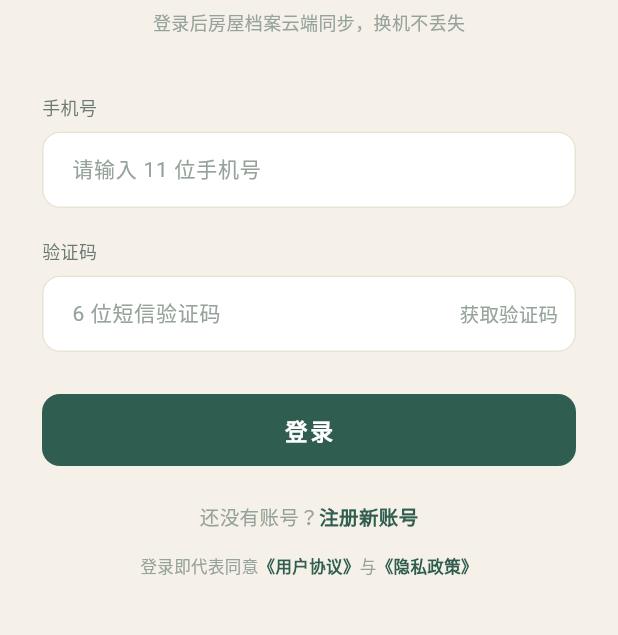
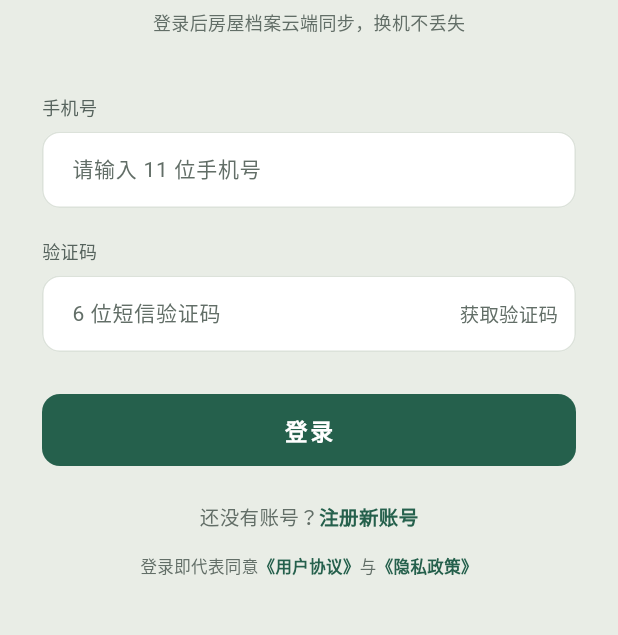
Before and after one commit to LinJiangjin/fengshui-frontend, a Flutter app: the screen it shows after launch, on a phone screen of 412 x 824 dp, the part 263-898 px from its top. Run offline on Flutter 3.47's test engine with Material 3 defaults, Android fonts, the phone set to English and light mode, and no system bars; our stand-ins replace flutter_compass, share_plus, shared_preferences; accounts and stored records are empty; network calls fail.

Commit message:
样式优化

```diff
--- a/lib/pages/compass_page.dart
+++ b/lib/pages/compass_page.dart
@@ -184,7 +184,7 @@ class _CompassPageState extends State<CompassPage> {
                         gradient: LinearGradient(
                           begin: Alignment.topCenter,
                           end: Alignment.bottomCenter,
-                          colors: [Color(0x00F5F1E8), AppColors.bg],
+                          colors: [Color(0x00E9EDE6), AppColors.bg],
                         ),
                       ),
                     ),
--- a/lib/pages/layout_page.dart
+++ b/lib/pages/layout_page.dart
@@ -142,7 +142,7 @@ class LayoutPage extends StatelessWidget {
   }
 
   // ------------------------------------------------------- 户型平面图
-  static const _wallColor = Color(0xFF7D6E58);
+  static const _wallColor = Color(0xFF5A6760);
 
   Widget _planCard(
     List<Palace?>? cells,
@@ -176,7 +176,7 @@ class LayoutPage extends StatelessWidget {
               borderRadius: BorderRadius.circular(14),
               child: Container(
                 decoration: BoxDecoration(
-                  color: const Color(0xFFF9F6F0),
+                  color: const Color(0xFFF2F5F0),
                   border: Border.all(color: _wallColor, width: 3),
                 ),
                 child: Stack(
@@ -307,7 +307,7 @@ class LayoutPage extends StatelessWidget {
     final palace = cells?[pos];
 
     final bg = palace == null
-        ? const Color(0xFFF9F6F0)
+        ? const Color(0xFFF2F5F0)
         : AppColors.palaceBg(palace.level).withAlpha(80);
 
     return Container(
--- a/lib/theme/app_colors.dart
+++ b/lib/theme/app_colors.dart
@@ -1,100 +1,110 @@
 import 'package:flutter/material.dart';
 
-/// 设计稿色板（自 Ardot 设计稿逐点提取，勿手改色值）
+/// 设计色板。
+///
+/// 来源：Ardot 设计稿 + 2026-10-18 一次色板提质。改色时的硬约束：
+/// - 正文 ≥ 5:1、次要文字 ≥ 4.5:1（相对 [bg] 与 [card] 中更低的那个）；
+/// - 卡片描边 ≈ 1.3:1（相对白卡），低于 1.2 就「看不见边界」；
+/// - 主色按钮上的白字 ≥ 4.5:1。
+/// 改完记得同步同色硬编码：`compass_page` 的渐变零透明色、`layout_page` 的墙色/纸色、
+/// `widgets/scheme_space_view` 的纸色。
 class AppColors {
   const AppColors._();
 
-  // 基础背景 / 文字
-  static const bg = Color(0xFFF5F1E8); // 宣纸底
+  // ---- 基础背景 / 文字 ----
+  // 底色从「土黄宣纸」改成中性微冷的纸色：黄底会把所有浅色卡片带旧、
+  // 也会让黄铜与朱砂两暖色互相糊住。
+  static const bg = Color(0xFFE9EDE6); // 纸底（微冷中性）
   static const card = Color(0xFFFFFFFF);
-  static const ink = Color(0xFF1E2A25); // 墨
-  static const inkSoft = Color(0xFF3C4A43);
-  static const body = Color(0xFF6B7A73);
-  static const muted = Color(0xFF96A39B);
+  static const ink = Color(0xFF16211C); // 墨（14.8:1）
+  static const inkSoft = Color(0xFF31403A);
+  static const body = Color(0xFF56635D); // 正文 5.2:1
+  static const muted = Color(0xFF626E67); // 次要 4.6:1（原 2.3:1，偏灰看不清）
 
-  // 主色 松墨绿
-  static const primary = Color(0xFF2F5D50);
-  static const primaryDeep = Color(0xFF1C3D38);
-  static const primarySoft = Color(0xFFEAF2EC);
-  static const primarySoftBg = Color(0xFFF2F7F3);
-  static const primarySoftBorder = Color(0xFFD9E6DC);
-  static const accent = Color(0xFF8FCBAE);
+  // ---- 主色 松墨绿 ----
+  static const primary = Color(0xFF25604C);
+  static const primaryDeep = Color(0xFF163E34);
+  static const primarySoft = Color(0xFFE4EFE8);
+  static const primarySoftBg = Color(0xFFEFF5F1);
+  static const primarySoftBorder = Color(0xFFCBE0D4);
+  static const accent = Color(0xFF6CBFA0);
 
-  // 黄铜 / 土
-  static const gold = Color(0xFFBE9351);
-  static const goldDeep = Color(0xFF8A6A2E);
-  static const goldSoftBg = Color(0xFFFBF6EA);
+  // ---- 黄铜 / 土 ----
+  static const gold = Color(0xFFB58A45);
+  static const goldDeep = Color(0xFF7C5E28);
+  static const goldSoftBg = Color(0xFFFAF4E8);
 
-  // 朱砂 / 煞
-  static const danger = Color(0xFFC1553C);
-  static const dangerDeep = Color(0xFFB23F26);
-  static const dangerSoftBg = Color(0xFFFBEDE8);
-  static const dangerStrongBg = Color(0xFFF7E2DA);
-  static const dangerBorder = Color(0xFFEBBFB0);
+  // ---- 朱砂 / 煞 ----
+  static const danger = Color(0xFFB5452C);
+  static const dangerDeep = Color(0xFF95321D);
+  static const dangerSoftBg = Color(0xFFFAEBE5);
+  static const dangerStrongBg = Color(0xFFF5DAD2);
+  static const dangerBorder = Color(0xFFE6B4A5);
 
-  // 线框 / 填充
-  static const cardBorder = Color(0xFFE9E3D6);
-  static const divider = Color(0xFFEDE5D4);
-  static const iconBg = Color(0xFFFBF7EE);
-  static const iconBorder = Color(0xFFEDE5D4);
-  static const tipBg = Color(0xFFFBF5E9);
-  static const tipBorder = Color(0xFFF1E7D2);
-  static const btnSecondary = Color(0xFFF2EDE2);
-  static const track = Color(0xFFEDE7DA);
+  // ---- 线框 / 填充 ----
+  // 边框抬到 1.3:1 左右，细线不再「看不见」，卡片边界清楚
+  static const cardBorder = Color(0xFFDCE2DA);
+  static const divider = Color(0xFFE3E8E1);
+  static const iconBg = Color(0xFFF3F6F1);
+  static const iconBorder = Color(0xFFE2E8DF);
+  static const tipBg = Color(0xFFFAF6EC); // 提示卡保留暖调，作为暖/冷对比
+  static const tipBorder = Color(0xFFF1E9D6);
+  static const btnSecondary = Color(0xFFEAEEE6);
+  static const track = Color(0xFFE4E9E1);
 
-  // 五行
-  static const wood = Color(0xFF3F7A5E);
-  static const fire = Color(0xFFC1553C);
-  static const earth = Color(0xFFBE9351);
-  static const metal = Color(0xFF8C8F94);
-  static const water = Color(0xFF3D6E8C);
+  // ---- 五行 ----
+  static const wood = Color(0xFF2F7A5E);
+  static const fire = Color(0xFFB5452C);
+  static const earth = Color(0xFFB58A45);
+  static const metal = Color(0xFF75828A);
+  static const water = Color(0xFF356E8E);
 
-  // 五行浅底 / 深字（用神 chip 用，取自设计稿）
-  static const woodSoftBg = AppColors.primarySoft; // #EAF2EC
-  static const fireSoftBg = Color(0xFFFAEDE8);
-  static const earthSoftBg = AppColors.goldSoftBg; // #FBF6EA
-  static const metalSoftBg = Color(0xFFF1F1F2);
-  static const waterSoftBg = Color(0xFFEBF0F4);
-  static const woodDeep = AppColors.primary; // #2F5D50
-  static const fireDeep = Color(0xFFA8492F);
-  static const earthDeep = AppColors.goldDeep; // #8A6A2E
-  static const metalDeep = Color(0xFF5D6A72);
-  static const waterDeep = AppColors.water; // #3D6E8C
+  // 五行浅底 / 深字（用神 chip 用）
+  static const woodSoftBg = AppColors.primarySoft; // #E4EFE8
+  static const fireSoftBg = Color(0xFFFAEDE7);
+  static const earthSoftBg = AppColors.goldSoftBg; // #FAF4E8
+  static const metalSoftBg = Color(0xFFEEF0F2);
+  static const waterSoftBg = Color(0xFFE9EFF4);
+  static const woodDeep = AppColors.primary; // #25604C
+  static const fireDeep = Color(0xFF9C3A22);
+  static const earthDeep = AppColors.goldDeep; // #7C5E28
+  static const metalDeep = Color(0xFF5B666E);
+  static const waterDeep = Color(0xFF2F6483);
 
   /// 首页评分卡渐变
   static const heroGradient = LinearGradient(
     begin: Alignment(-0.75, -1.0),
     end: Alignment(1.0, 0.75),
-    colors: [Color(0xFF2E5C4F), Color(0xFF1C3D38)],
+    colors: [Color(0xFF2A5B4B), Color(0xFF163A31)],
   );
 
   /// 九宫格按吉凶取色（旺 / 平 / 煞 / 大凶）
   static Color palaceBg(String level) {
     switch (level) {
       case '旺':
-        return primarySoftBg;
+        return const Color(0xFFE7F2EA);
       case '平':
-        return goldSoftBg;
+        return const Color(0xFFFAF3E3);
       case '煞':
-        return dangerSoftBg;
+        return const Color(0xFFFAEBE4);
       case '大凶':
-        return dangerStrongBg;
+        return const Color(0xFFF5DAD1);
       default:
         // 等级缺失/未知：用中性色，不要乐观地当成吉位
-        return const Color(0xFFEFE9DE);
+        return const Color(0xFFE9ECE6);
     }
   }
 
   static Color palaceFg(String level) {
     switch (level) {
       case '旺':
-        return primary;
+        return const Color(0xFF22604A);
       case '平':
-        return goldDeep;
+        return const Color(0xFF836021);
       case '煞':
         return danger;
       case '大凶':
-        return dangerDeep;
+        return const Color(0xFF8F2F17);
       default:
         return muted;
     }
@@ -113,7 +123,7 @@ class AppColors {
       case '大凶':
         return danger;
       default:
-        return muted;
+        return const Color(0xFF8A9290);
     }
   }
 
@@ -126,11 +136,11 @@ class AppColors {
       case '良':
         return gold;
       case '弱':
-        return muted;
+        return const Color(0xFF8A9290);
       case '大凶':
         return danger;
       default:
-        return muted;
+        return const Color(0xFF8A9290);
     }
   }
 
```
Also changed, not shown: lib/widgets/scheme_space_view.dart (+6 -6 lines).
